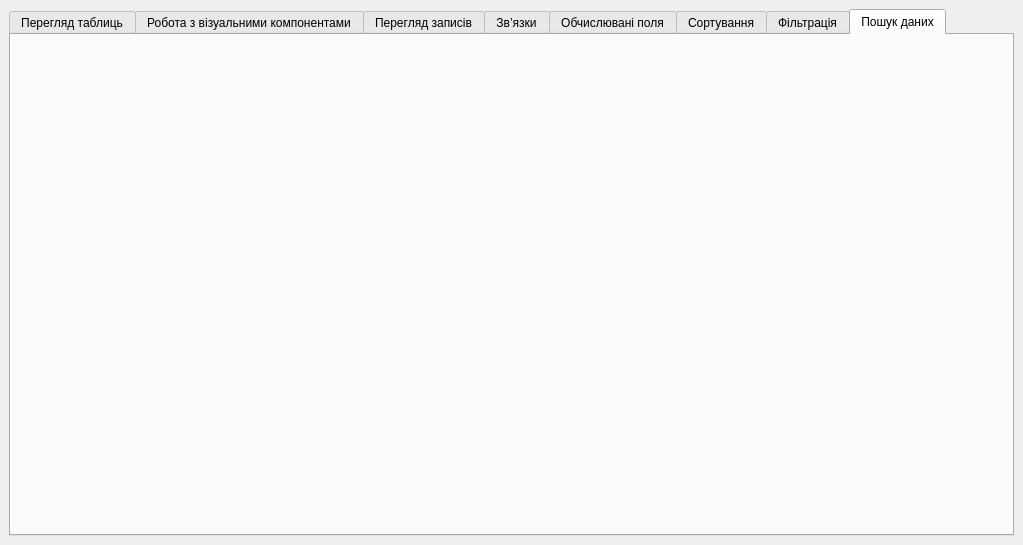
Before: the Qt Designer form III_course/2025-11-19-qt-practical-13-postgresql/rental/rental.ui in yourhostel/cpp_course, drawn with Qt 5.
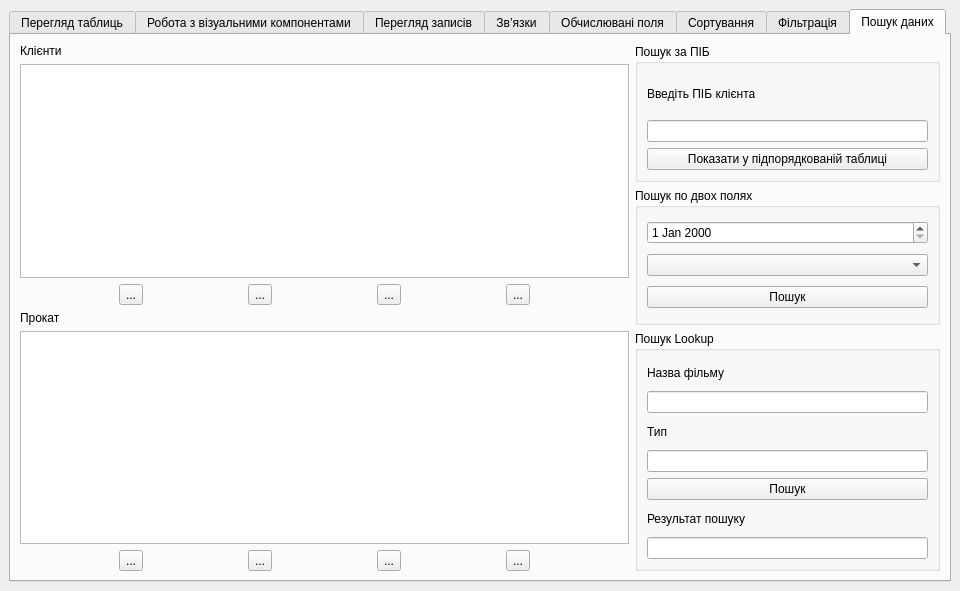
After: the same form once the commit is applied. The open tabs and pages were chosen to show the change. Icons and pictures are not drawn.

Commit message: Додано search_view

```diff
--- a/III_course/2025-11-19-qt-practical-13-postgresql/rental/rental.ui
+++ b/III_course/2025-11-19-qt-practical-13-postgresql/rental/rental.ui
@@ -6,8 +6,8 @@
    <rect>
     <x>0</x>
     <y>0</y>
-    <width>1023</width>
-    <height>545</height>
+    <width>960</width>
+    <height>591</height>
    </rect>
   </property>
   <property name="windowTitle">
@@ -1346,6 +1346,242 @@
          <attribute name="title">
           <string>Пошук даних</string>
          </attribute>
+         <layout class="QHBoxLayout" name="horizontalLayout_10">
+          <item>
+           <layout class="QHBoxLayout" name="srMainLayout" stretch="4,2">
+            <item>
+             <layout class="QVBoxLayout" name="srLeftLayout">
+              <item>
+               <layout class="QVBoxLayout" name="srClientsBlockLayout">
+                <item>
+                 <widget class="QLabel" name="srClientsLabel">
+                  <property name="text">
+                   <string>Клієнти</string>
+                  </property>
+                 </widget>
+                </item>
+                <item>
+                 <widget class="QTableView" name="srClientsTable"/>
+                </item>
+                <item>
+                 <layout class="QHBoxLayout" name="srClientsNavLayout">
+                  <item>
+                   <widget class="QToolButton" name="srClientsFirstButton">
+                    <property name="text">
+                     <string>...</string>
+                    </property>
+                    <property name="icon">
+                     <iconset theme="QIcon::ThemeIcon::MediaSkipBackward"/>
+                    </property>
+                   </widget>
+                  </item>
+                  <item>
+                   <widget class="QToolButton" name="srClientsPrevButton">
+                    <property name="text">
+                     <string>...</string>
+                    </property>
+                    <property name="icon">
+                     <iconset theme="QIcon::ThemeIcon::MediaSeekBackward"/>
+                    </property>
+                   </widget>
+                  </item>
+                  <item>
+                   <widget class="QToolButton" name="srClientsNextButton">
+                    <property name="text">
+                     <string>...</string>
+                    </property>
+                    <property name="icon">
+                     <iconset theme="QIcon::ThemeIcon::MediaSeekForward"/>
+                    </property>
+                   </widget>
+                  </item>
+                  <item>
+                   <widget class="QToolButton" name="srClientsLastButton">
+                    <property name="text">
+                     <string>...</string>
+                    </property>
+                    <property name="icon">
+                     <iconset theme="QIcon::ThemeIcon::MediaSkipForward"/>
+                    </property>
+                   </widget>
+                  </item>
+                 </layout>
+                </item>
+               </layout>
+              </item>
+              <item>
+               <layout class="QVBoxLayout" name="srRentalsBlockLayout">
+                <item>
+                 <widget class="QLabel" name="srRentalsLabel">
+                  <property name="text">
+                   <string>Прокат</string>
+                  </property>
+                 </widget>
+                </item>
+                <item>
+                 <widget class="QTableView" name="srRentalsTable"/>
+                </item>
+                <item>
+                 <layout class="QHBoxLayout" name="srRentalsNavLayout">
+                  <item>
+                   <widget class="QToolButton" name="srRentalsFirstButton">
+                    <property name="text">
+                     <string>...</string>
+                    </property>
+                    <property name="icon">
+                     <iconset theme="QIcon::ThemeIcon::MediaSkipBackward"/>
+                    </property>
+                   </widget>
+                  </item>
+                  <item>
+                   <widget class="QToolButton" name="srRentalsPrevButton">
+                    <property name="text">
+                     <string>...</string>
+                    </property>
+                    <property name="icon">
+                     <iconset theme="QIcon::ThemeIcon::MediaSeekBackward"/>
+                    </property>
+                   </widget>
+                  </item>
+                  <item>
+                   <widget class="QToolButton" name="srRentalsNextButton">
+                    <property name="text">
+                     <string>...</string>
+                    </property>
+                    <property name="icon">
+                     <iconset theme="QIcon::ThemeIcon::MediaSeekForward"/>
+                    </property>
+                   </widget>
+                  </item>
+                  <item>
+                   <widget class="QToolButton" name="srRentalsLastButton">
+                    <property name="text">
+                     <string>...</string>
+                    </property>
+                    <property name="icon">
+                     <iconset theme="QIcon::ThemeIcon::MediaSkipForward"/>
+                    </property>
+                   </widget>
+                  </item>
+                 </layout>
+                </item>
+               </layout>
+              </item>
+             </layout>
+            </item>
+            <item>
+             <layout class="QVBoxLayout" name="srRightLayout">
+              <item>
+               <widget class="QGroupBox" name="srGroupSearchByName">
+                <property name="title">
+                 <string>Пошук за ПІБ</string>
+                </property>
+                <layout class="QVBoxLayout" name="verticalLayout_3">
+                 <item>
+                  <widget class="QLabel" name="srSbnLabel">
+                   <property name="text">
+                    <string>Введіть ПІБ клієнта</string>
+                   </property>
+                  </widget>
+                 </item>
+                 <item>
+                  <widget class="QLineEdit" name="srSbnInput"/>
+                 </item>
+                 <item>
+                  <widget class="QPushButton" name="srSbnButton">
+                   <property name="text">
+                    <string>Показати у підпорядкованій таблиці</string>
+                   </property>
+                  </widget>
+                 </item>
+                </layout>
+               </widget>
+              </item>
+              <item>
+               <widget class="QGroupBox" name="srGroupSearchTwoFields">
+                <property name="title">
+                 <string>Пошук по двох полях</string>
+                </property>
+                <layout class="QVBoxLayout" name="verticalLayout_4">
+                 <item>
+                  <widget class="QDateEdit" name="srStfDateInput"/>
+                 </item>
+                 <item>
+                  <widget class="QComboBox" name="srStfCombo"/>
+                 </item>
+                 <item>
+                  <widget class="QPushButton" name="srStfButton">
+                   <property name="text">
+                    <string>Пошук</string>
+                   </property>
+                  </widget>
+                 </item>
+                </layout>
+               </widget>
+              </item>
+              <item>
+               <widget class="QGroupBox" name="srGroupSearchLookup">
+                <property name="sizePolicy">
+                 <sizepolicy hsizetype="Preferred" vsizetype="Preferred">
+                  <horstretch>0</horstretch>
+                  <verstretch>0</verstretch>
+                 </sizepolicy>
+                </property>
+                <property name="minimumSize">
+                 <size>
+                  <width>0</width>
+                  <height>240</height>
+                 </size>
+                </property>
+                <property name="title">
+                 <string>Пошук Lookup</string>
+                </property>
+                <layout class="QVBoxLayout" name="verticalLayout_5">
+                 <item>
+                  <widget class="QLabel" name="rSluTitleLabel">
+                   <property name="text">
+                    <string>Назва фільму</string>
+                   </property>
+                  </widget>
+                 </item>
+                 <item>
+                  <widget class="QLineEdit" name="srSluTitleInput"/>
+                 </item>
+                 <item>
+                  <widget class="QLabel" name="rSluTypeLabel">
+                   <property name="text">
+                    <string>Тип</string>
+                   </property>
+                  </widget>
+                 </item>
+                 <item>
+                  <widget class="QLineEdit" name="srSluTypeInput"/>
+                 </item>
+                 <item>
+                  <widget class="QPushButton" name="srSluButton">
+                   <property name="text">
+                    <string>Пошук</string>
+                   </property>
+                  </widget>
+                 </item>
+                 <item>
+                  <widget class="QLabel" name="srSluResultLabel">
+                   <property name="text">
+                    <string>Результат пошуку</string>
+                   </property>
+                  </widget>
+                 </item>
+                 <item>
+                  <widget class="QLineEdit" name="srSluResultOutput"/>
+                 </item>
+                </layout>
+               </widget>
+              </item>
+             </layout>
+            </item>
+           </layout>
+          </item>
+         </layout>
         </widget>
        </widget>
       </item>
```
Left out of the diff: 2 changed lines with no effect on the pictures. The commit also changes 7 other files.
